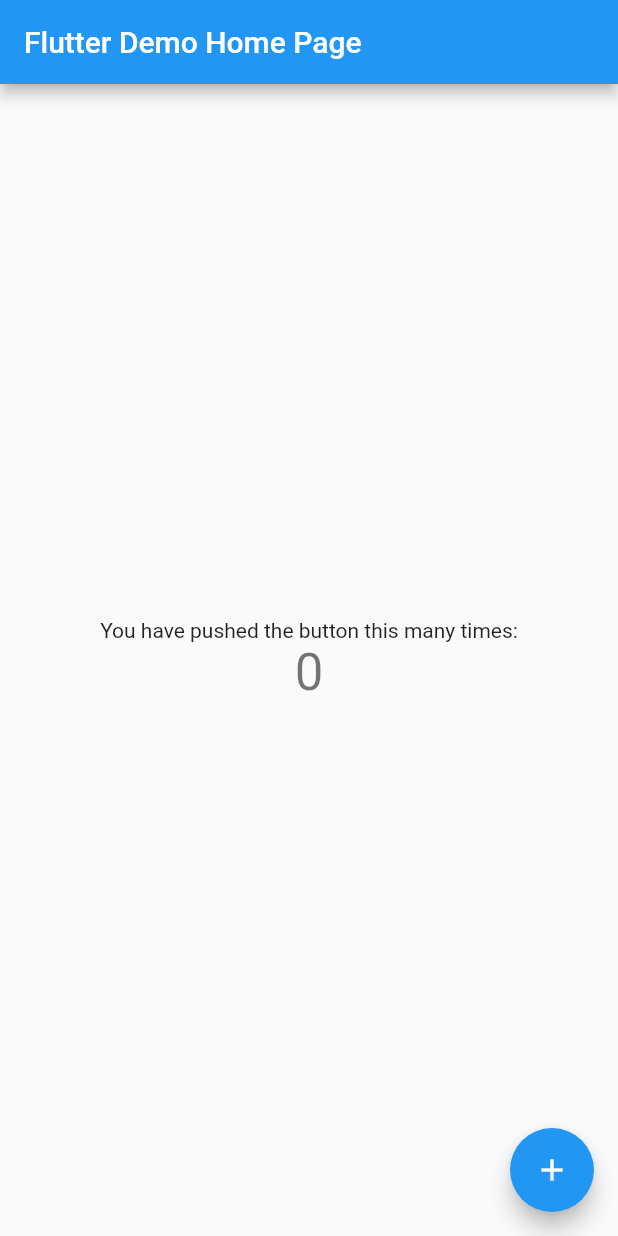
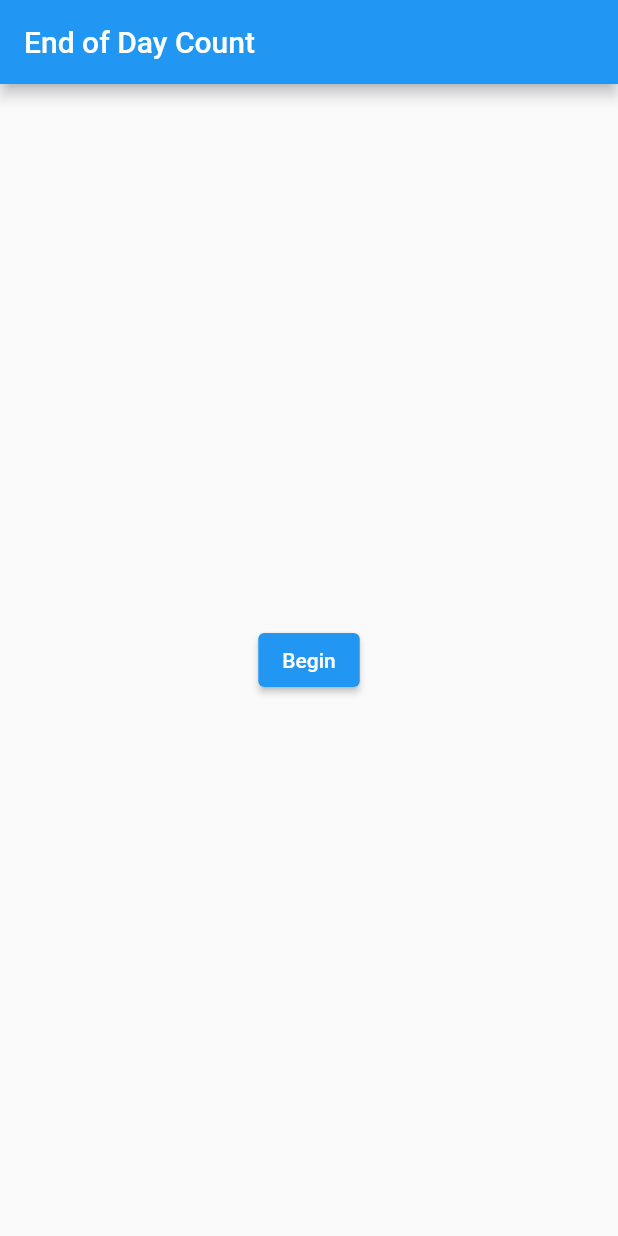
Before and after one commit to G-Tang2/g-tang2.github.io, a Flutter app: the screen it shows after launch, on a phone screen of 412 x 824 dp. Run offline on Flutter 3.47's test engine with Material 2 defaults, Android fonts, the phone set to English and light mode, and no system bars.

Commit message:
Added safe count page

```diff
--- a/lib/main.dart
+++ b/lib/main.dart
@@ -6,110 +6,79 @@
 
 class MyApp extends StatelessWidget {
   const MyApp({Key? key}) : super(key: key);
-
-  // This widget is the root of your application.
   @override
   Widget build(BuildContext context) {
     return MaterialApp(
       title: 'Flutter Demo',
       theme: ThemeData(
-        // This is the theme of your application.
-        //
-        // Try running your application with "flutter run". You'll see the
-        // application has a blue toolbar. Then, without quitting the app, try
-        // changing the primarySwatch below to Colors.green and then invoke
-        // "hot reload" (press "r" in the console where you ran "flutter run",
-        // or simply save your changes to "hot reload" in a Flutter IDE).
-        // Notice that the counter didn't reset back to zero; the application
-        // is not restarted.
         primarySwatch: Colors.blue,
       ),
-      home: const MyHomePage(title: 'Flutter Demo Home Page'),
+      home: const MyHomePage(),
     );
   }
 }
 
 class MyHomePage extends StatefulWidget {
-  const MyHomePage({Key? key, required this.title}) : super(key: key);
-
-  // This widget is the home page of your application. It is stateful, meaning
-  // that it has a State object (defined below) that contains fields that affect
-  // how it looks.
-
-  // This class is the configuration for the state. It holds the values (in this
-  // case the title) provided by the parent (in this case the App widget) and
-  // used by the build method of the State. Fields in a Widget subclass are
-  // always marked "final".
-
-  final String title;
+  const MyHomePage({Key? key}) : super(key: key);
 
   @override
   State<MyHomePage> createState() => _MyHomePageState();
 }
 
 class _MyHomePageState extends State<MyHomePage> {
-  int _counter = 0;
-
-  void _incrementCounter() {
-    setState(() {
-      // This call to setState tells the Flutter framework that something has
-      // changed in this State, which causes it to rerun the build method below
-      // so that the display can reflect the updated values. If we changed
-      // _counter without calling setState(), then the build method would not be
-      // called again, and so nothing would appear to happen.
-      _counter++;
-    });
-  }
-
   @override
   Widget build(BuildContext context) {
-    // This method is rerun every time setState is called, for instance as done
-    // by the _incrementCounter method above.
-    //
-    // The Flutter framework has been optimized to make rerunning build methods
-    // fast, so that you can just rebuild anything that needs updating rather
-    // than having to individually change instances of widgets.
     return Scaffold(
       appBar: AppBar(
-        // Here we take the value from the MyHomePage object that was created by
-        // the App.build method, and use it to set our appbar title.
-        title: Text(widget.title),
+        title: const Text('End of Day Count'),
       ),
       body: Center(
-        // Center is a layout widget. It takes a single child and positions it
-        // in the middle of the parent.
-        child: Column(
-          // Column is also a layout widget. It takes a list of children and
-          // arranges them vertically. By default, it sizes itself to fit its
-          // children horizontally, and tries to be as tall as its parent.
-          //
-          // Invoke "debug painting" (press "p" in the console, choose the
-          // "Toggle Debug Paint" action from the Flutter Inspector in Android
-          // Studio, or the "Toggle Debug Paint" command in Visual Studio Code)
-          // to see the wireframe for each widget.
-          //
-          // Column has various properties to control how it sizes itself and
-          // how it positions its children. Here we use mainAxisAlignment to
-          // center the children vertically; the main axis here is the vertical
-          // axis because Columns are vertical (the cross axis would be
-          // horizontal).
-          mainAxisAlignment: MainAxisAlignment.center,
-          children: <Widget>[
-            const Text(
-              'You have pushed the button this many times:',
-            ),
-            Text(
-              '$_counter',
-              style: Theme.of(context).textTheme.headline4,
-            ),
-          ],
-        ),
-      ),
-      floatingActionButton: FloatingActionButton(
-        onPressed: _incrementCounter,
-        tooltip: 'Increment',
-        child: const Icon(Icons.add),
-      ), // This trailing comma makes auto-formatting nicer for build methods.
+          child: ElevatedButton(
+        child: const Text('Begin'),
+        onPressed: () {
+          Navigator.push(context,
+              MaterialPageRoute(builder: (context) => const SafeCountPage()));
+        },
+      )),
     );
   }
 }
+
+class SafeCountPage extends StatefulWidget {
+  const SafeCountPage({Key? key}) : super(key: key);
+
+  @override
+  State<SafeCountPage> createState() => _SafeCountState();
+}
+
+class _SafeCountState extends State<SafeCountPage> {
+  String dropdownValue = "1";
+  @override
+  Widget build(BuildContext context) {
+    return Scaffold(
+        appBar: AppBar(title: const Text("Safe Count")),
+        body: Center(
+            child: Card(
+          child: Row(
+            children: <Widget>[
+              const Text("50c"),
+              DropdownButton<String>(
+                value: dropdownValue,
+                onChanged: (String? newValue) {
+                  setState(() {
+                    dropdownValue = newValue!;
+                  });
+                },
+                items: <String>["1", "2", "3"]
+                    .map<DropdownMenuItem<String>>((String value) {
+                  return DropdownMenuItem<String>(
+                    value: value,
+                    child: Text(value),
+                  );
+                }).toList(),
+              ),
+            ],
+          ),
+        )));
+  }
+}
```
